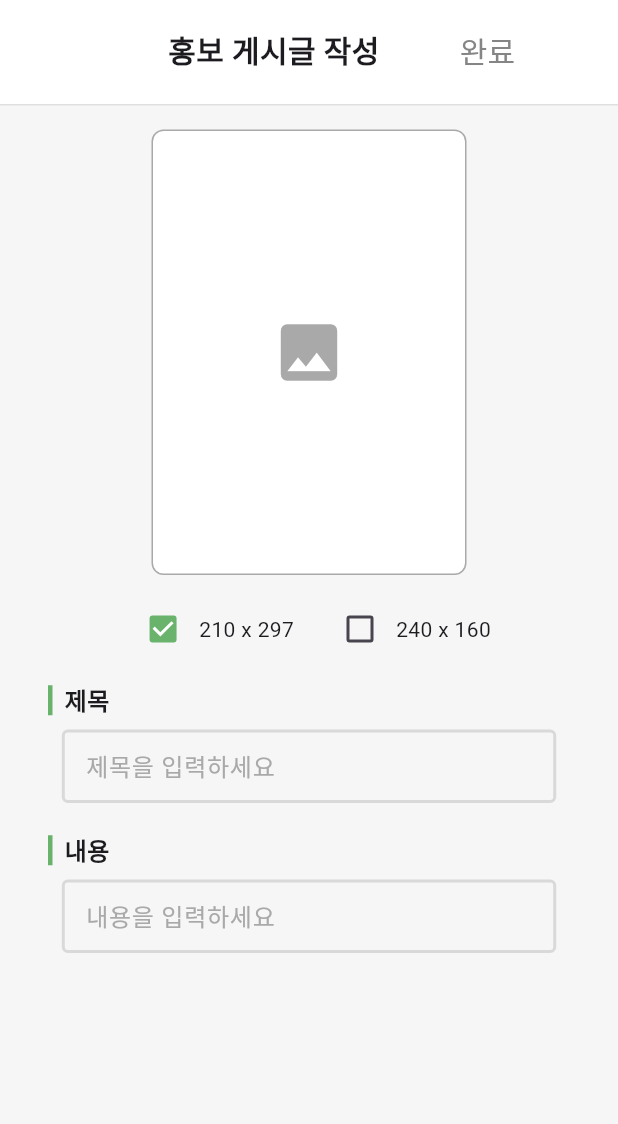
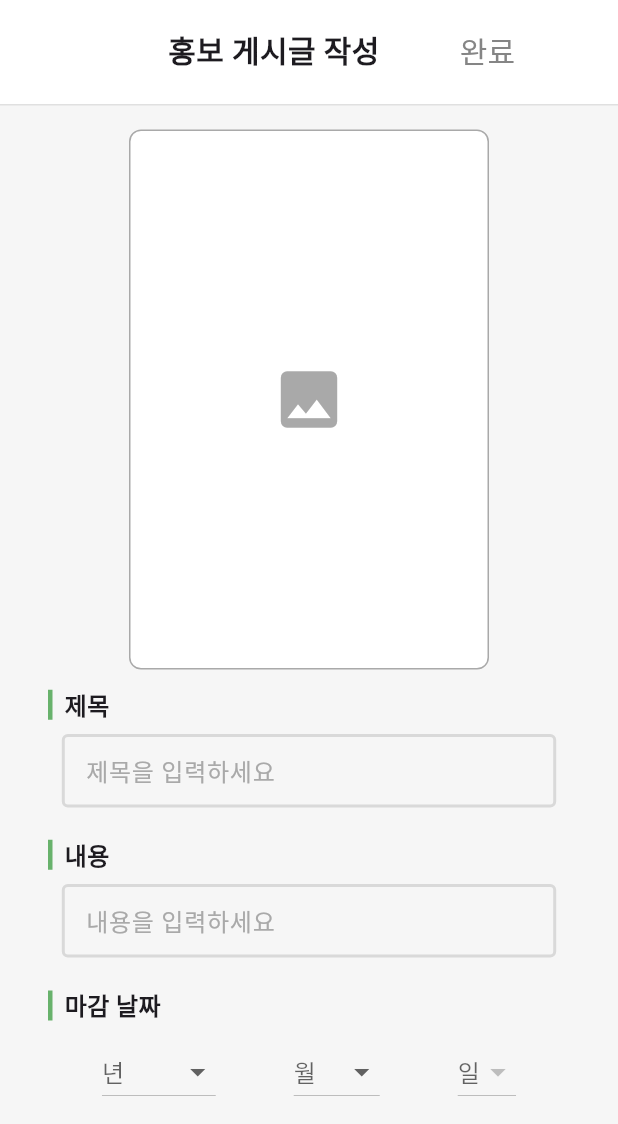
Before and after one commit to 2025-1-Capstone-design-momeet/Frontend, a Flutter app: the WritePromotionPostPage screen opened directly with empty values, on a phone screen of 412 x 824 dp, the part 112-1236 px from its top. Run offline on Flutter 3.47's test engine with Material 3 defaults, Android fonts, the phone set to English and light mode, and no system bars; our stand-ins replace carousel_slider, file_picker, fluttertoast, image_picker, permission_handler, table_calendar; missing offline and left inert: flutter_sound; network calls fail.

```diff
--- a/lib/write_promotion_post_page.dart
+++ b/lib/write_promotion_post_page.dart
@@ -29,6 +29,10 @@ class _WritePromotionPostPageState extends State<WritePromotionPostPage> {
   bool showScript = false; // 스크립트 박스 표시 여부
   bool _isLargeSize = true; // 기본값 210x297
   File? _selectedImage; // 선택한 이미지 파일
+
+  int? selectedYear;
+  int? selectedMonth;
+  int? selectedDay;
 
 
   final TextEditingController _controller = TextEditingController();
@@ -67,6 +71,24 @@ class _WritePromotionPostPageState extends State<WritePromotionPostPage> {
     _contentController.dispose();
     fileNameController.dispose();
     super.dispose();
+  }
+
+
+
+  final List<int> years = List.generate(10, (index) => DateTime.now().year + index); // 현재 년도부터 10년
+  final List<int> months = List.generate(12, (index) => index + 1);
+  List<int> days = [];
+
+  void updateDays() {
+    if (selectedYear != null && selectedMonth != null) {
+      int lastDay = DateTime(selectedYear!, selectedMonth! + 1, 0).day;
+      setState(() {
+        days = List.generate(lastDay, (index) => index + 1);
+        if (selectedDay != null && selectedDay! > lastDay) {
+          selectedDay = null; // 유효하지 않으면 초기화
+        }
+      });
+    }
   }
 
 
@@ -164,7 +186,7 @@ class _WritePromotionPostPageState extends State<WritePromotionPostPage> {
                           onPressed: () {
                             Navigator.push(
                               context,
-                              MaterialPageRoute(builder: (context) => MeetingPage()),
+                              MaterialPageRoute(builder: (context) => MeetingPage(clubId: widget.clubId)),
                             );
                           },
                         ),
@@ -236,8 +258,8 @@ class _WritePromotionPostPageState extends State<WritePromotionPostPage> {
                   GestureDetector(
                     onTap: _pickImage,
                     child: Container(
-                      width: _isLargeSize ? 210 : 240,
-                      height: _isLargeSize ? 297 : 160,
+                      width: 240, // 720:1080 비율을 유지 (비율만 같으면 됨)
+                      height: 360,
                       decoration: BoxDecoration(
                         border: Border.all(color: const Color(0xFFA9A9A9)),
                         borderRadius: BorderRadius.circular(8),
@@ -261,44 +283,7 @@ class _WritePromotionPostPageState extends State<WritePromotionPostPage> {
                     ),
                   ),
 
-                  const SizedBox(height: 12),
 
-                  Center(
-                    child: Row(
-                      mainAxisSize: MainAxisSize.min,
-                      children: [
-                        Row(
-                          children: [
-                            Checkbox(
-                              value: _isLargeSize,
-                              onChanged: (bool? value) {
-                                setState(() {
-                                  _isLargeSize = value ?? true;
-                                });
-                              },
-                              activeColor: Color(0xFF69B36D),
-                            ),
-                            const Text('210 x 297'),
-                          ],
-                        ),
-                        const SizedBox(width: 20),
-                        Row(
-                          children: [
-                            Checkbox(
-                              value: !_isLargeSize,
-                              onChanged: (bool? value) {
-                                setState(() {
-                                  _isLargeSize = !(value ?? false);
-                                });
-                              },
-                              activeColor: Color(0xFF69B36D),
-                            ),
-                            const Text('240 x 160'),
-                          ],
-                        ),
-                      ],
-                    ),
-                  ),
 
                   const SizedBox(height: 12), // 체크박스와 제목 사이 간격 조절
 
@@ -400,6 +385,71 @@ class _WritePromotionPostPageState extends State<WritePromotionPostPage> {
                     ),
                   ),
 
+                  const SizedBox(height: 20),
+
+
+                  Container(
+                    width: double.infinity,
+                    padding: const EdgeInsets.symmetric(horizontal: 16),
+                    child: Row(
+                      children: [
+                        Container(width: 3, height: 20, color: const Color(0xFF68B26C)),
+                        const SizedBox(width: 8),
+                        const Text('마감 날짜', style: TextStyle(fontSize: 16, fontWeight: FontWeight.w700)),
+                      ],
+                    ),
+                  ),
+                  const SizedBox(height: 8),
+
+                  // Dropdown UI
+                  Row(
+                    mainAxisAlignment: MainAxisAlignment.spaceEvenly,
+                    children: [
+                      // 년
+                      DropdownButton<int>(
+                        hint: const Text('년'),
+                        value: selectedYear,
+                        onChanged: (value) {
+                          setState(() {
+                            selectedYear = value;
+                            updateDays();
+                          });
+                        },
+                        items: years.map((year) {
+                          return DropdownMenuItem(value: year, child: Text('$year년'));
+                        }).toList(),
+                      ),
+
+                      // 월
+                      DropdownButton<int>(
+                        hint: const Text('월'),
+                        value: selectedMonth,
+                        onChanged: (value) {
+                          setState(() {
+                            selectedMonth = value;
+                            updateDays();
+                          });
+                        },
+                        items: months.map((month) {
+                          return DropdownMenuItem(value: month, child: Text('$month월'));
+                        }).toList(),
+                      ),
+
+                      // 일
+                      DropdownButton<int>(
+                        hint: const Text('일'),
+                        value: selectedDay,
+                        onChanged: (value) {
+                          setState(() {
+                            selectedDay = value;
+                          });
+                        },
+                        items: days.map((day) {
+                          return DropdownMenuItem(value: day, child: Text('$day일'));
+                        }).toList(),
+                      ),
+                    ],
+                  ),
 
                   const SizedBox(height: 50), // 스크롤 하단 여백
                 ],
```
Also changed, not shown: lib/clubMain_page.dart (+31 -7 lines), lib/meeting_detail_page.dart (+8 -4 lines), lib/meeting_page.dart (+87 -48 lines), lib/write_post_page.dart (+37 -9 lines).
